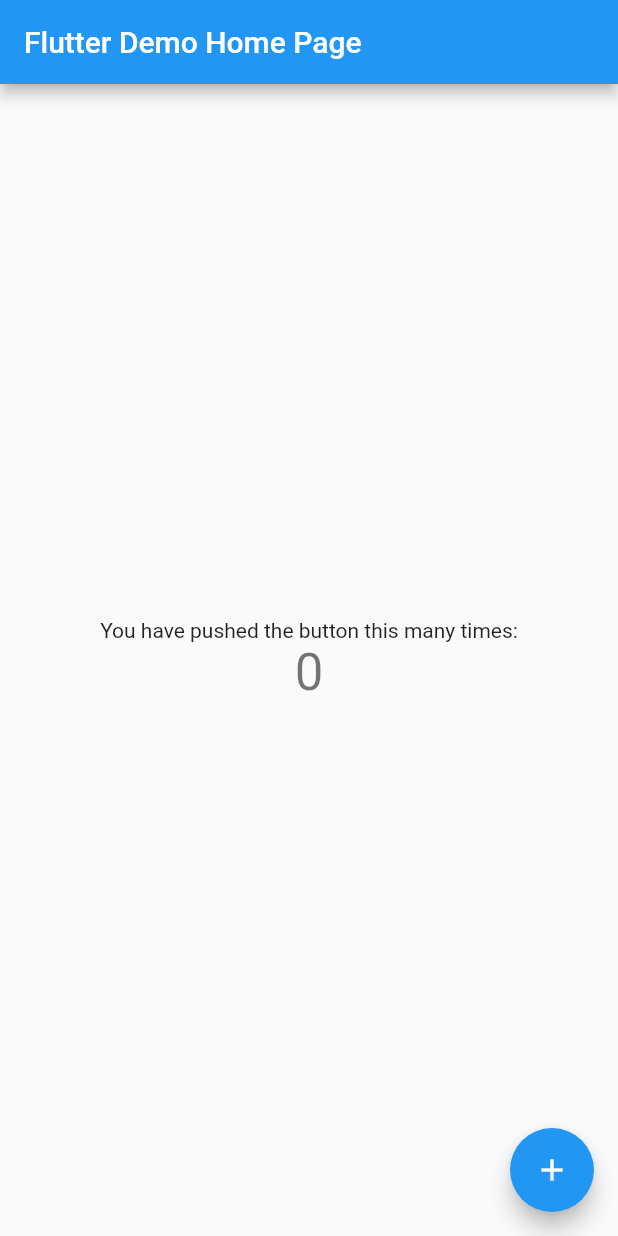
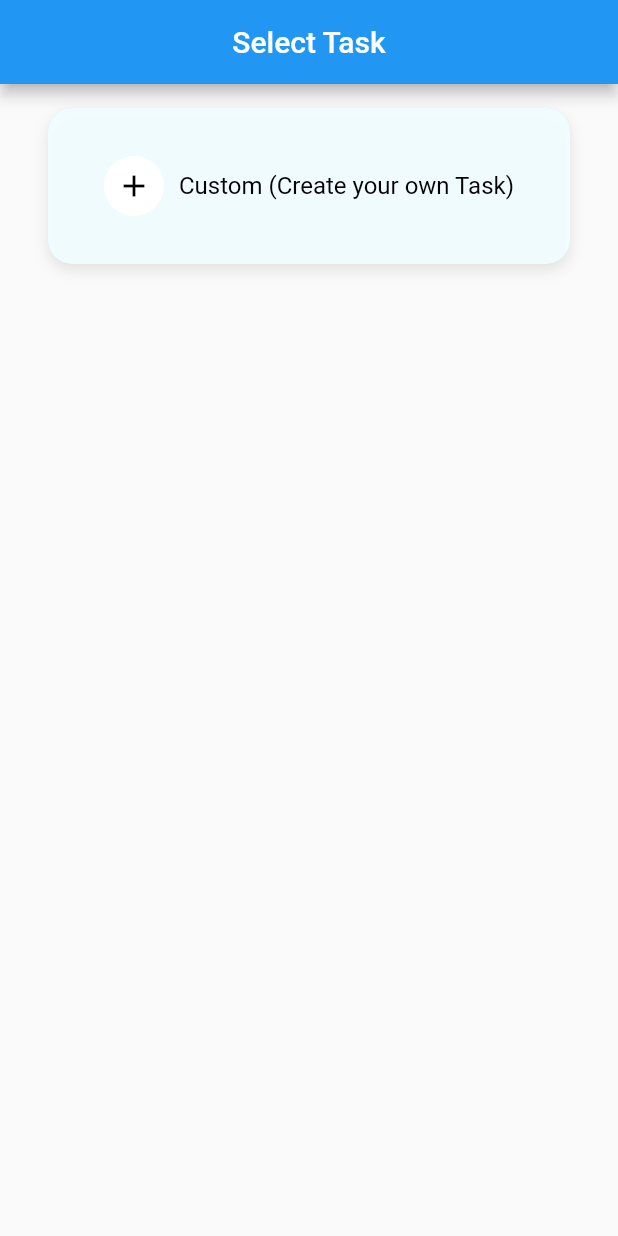
Before and after one commit to suyashmadhesia/flutter-assignment, a Flutter app: the screen it shows after launch, on a phone screen of 412 x 824 dp. Run offline on Flutter 3.47's test engine with Material 2 defaults, Android fonts, the phone set to English and light mode, and no system bars; our stand-ins replace equatable, flutter_bloc, shared_preferences.

Commit message:
bare bone UI implementation

```diff
--- a/lib/blocs/bloc.dart
+++ b/lib/blocs/bloc.dart
@@ -0,0 +1,2 @@
+export "./bloc/tasks_bloc.dart";
+export 'package:flutter_bloc/flutter_bloc.dart';
--- a/lib/blocs/bloc/tasks_bloc.dart
+++ b/lib/blocs/bloc/tasks_bloc.dart
@@ -1,4 +1,4 @@
-import 'package:bloc/bloc.dart';
+import '../bloc.dart';
 import 'package:equatable/equatable.dart';
 
 import '../../models/task.dart';
--- a/lib/main.dart
+++ b/lib/main.dart
@@ -1,4 +1,5 @@
 import 'package:flutter/material.dart';
+import 'package:trumsy/presentation/pages/home.dart';
 
 void main() {
   runApp(const MyApp());
@@ -7,7 +8,6 @@ void main() {
 class MyApp extends StatelessWidget {
   const MyApp({super.key});
 
-  // This widget is the root of your application.
   @override
   Widget build(BuildContext context) {
     return MaterialApp(
@@ -15,53 +15,7 @@ class MyApp extends StatelessWidget {
       theme: ThemeData(
         primarySwatch: Colors.blue,
       ),
-      home: const MyHomePage(title: 'Flutter Demo Home Page'),
+      home: const HomePage(),
     );
   }
 }
-
-class MyHomePage extends StatefulWidget {
-  const MyHomePage({super.key, required this.title});
-  final String title;
-
-  @override
-  State<MyHomePage> createState() => _MyHomePageState();
-}
-
-class _MyHomePageState extends State<MyHomePage> {
-  int _counter = 0;
-
-  void _incrementCounter() {
-    setState(() {
-      _counter++;
-    });
-  }
-
-  @override
-  Widget build(BuildContext context) {
-    return Scaffold(
-      appBar: AppBar(
-        title: Text(widget.title),
-      ),
-      body: Center(
-        child: Column(
-          mainAxisAlignment: MainAxisAlignment.center,
-          children: <Widget>[
-            const Text(
-              'You have pushed the button this many times:',
-            ),
-            Text(
-              '$_counter',
-              style: Theme.of(context).textTheme.headline4,
-            ),
-          ],
-        ),
-      ),
-      floatingActionButton: FloatingActionButton(
-        onPressed: _incrementCounter,
-        tooltip: 'Increment',
-        child: const Icon(Icons.add),
-      ),
-    );
-  }
-}
--- /dev/null
+++ b/lib/presentation/pages/home.dart
@@ -0,0 +1,71 @@
+import "package:flutter/material.dart";
+
+class HomePage extends StatefulWidget {
+  const HomePage({super.key});
+
+  @override
+  State<HomePage> createState() => _HomePageState();
+}
+
+class _HomePageState extends State<HomePage> {
+  @override
+  Widget build(BuildContext context) {
+    return Scaffold(
+      appBar: AppBar(
+        title: const Text('Select Task'),
+        centerTitle: true,
+      ),
+      body: Padding(
+          padding: const EdgeInsets.symmetric(horizontal: 32.0, vertical: 16.0),
+          child: Scrollbar(
+            child: ListView(
+              physics: const BouncingScrollPhysics(),
+              children: [
+                Container(
+                  decoration: BoxDecoration(
+                    color: const Color.fromARGB(234, 245, 254, 255),
+                    borderRadius: BorderRadius.circular(16.0),
+                    boxShadow: [
+                      BoxShadow(
+                        color: Colors.black.withOpacity(0.1),
+                        blurRadius: 8.0,
+                        offset: const Offset(0, 4),
+                      ),
+                    ],
+                  ),
+                  child: ListTile(
+                      contentPadding:
+                          const EdgeInsets.symmetric(vertical: 24.0),
+                      tileColor: const Color.fromARGB(255, 203, 241, 255),
+                      shape: const RoundedRectangleBorder(
+                        borderRadius: BorderRadius.all(Radius.circular(16.0)),
+                      ),
+                      onTap: () {},
+                      title: Row(
+                        mainAxisAlignment: MainAxisAlignment.center,
+                        crossAxisAlignment: CrossAxisAlignment.center,
+                        children: const [
+                          CircleAvatar(
+                            backgroundColor: Colors.white,
+                            child: Icon(
+                              Icons.add,
+                              color: Colors.black,
+                              size: 24,
+                            ),
+                          ),
+                          SizedBox(
+                            width: 10,
+                          ),
+                          Text(
+                            'Custom (Create your own Task)',
+                            style: TextStyle(color: Colors.black),
+                          ),
+                        ],
+                      )),
+                ),
+              ],
+            ),
+          )),
+    );
+  }
+}
```
Also changed, not shown: lib/presentation/view/bloc_view.dart (added).
